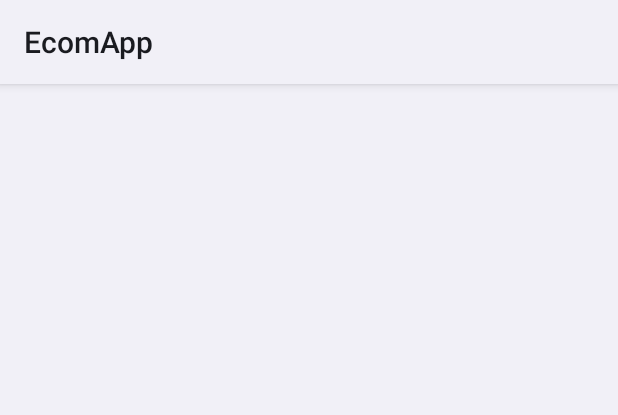
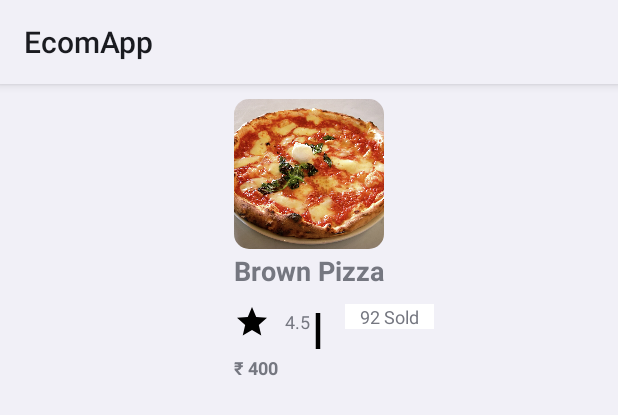
Before and after one commit to abhas1102/Ecom-app, an Android app: the layout item_layout.xml on its own in the app's theme, with its tools: preview values and no code run, on a phone screen of 412 x 824 dp. Shown: the top 415 px of the screen. Run offline under Robolectric (Android 15) with nearby library versions, the phone set to English and light mode, and no system bars.

Commit message:
Prepared layout for product listing

```diff
--- /dev/null
+++ b/app/src/main/java/com/example/ecomapp/model/ProductDataModel.kt
@@ -0,0 +1,8 @@
+package com.example.ecomapp.model
+
+
+data class ProductDataModel(val title:String, val description: String, val price:Int,
+                   val category:CategoryModel, val images:Array<String>)
+
+
+data class CategoryModel(val name: String)
--- /dev/null
+++ b/app/src/main/java/com/example/ecomapp/viewmodel/HomeFragmentViewModel.kt
@@ -0,0 +1,8 @@
+package com.example.ecomapp.viewmodel
+
+import androidx.lifecycle.ViewModel
+
+class HomeFragmentViewModel:ViewModel() {
+
+
+}
--- /dev/null
+++ b/app/src/main/res/drawable/gray_rectangle.xml
@@ -0,0 +1,6 @@
+<?xml version="1.0" encoding="utf-8"?>
+<shape xmlns:android="http://schemas.android.com/apk/res/android"
+    android:shape="rectangle">
+    <solid android:color="@color/white"/>
+
+</shape>
--- /dev/null
+++ b/app/src/main/res/drawable/ic_baseline_star_24.xml
@@ -0,0 +1,5 @@
+<vector android:height="24dp" android:tint="#000000"
+    android:viewportHeight="24" android:viewportWidth="24"
+    android:width="24dp" xmlns:android="http://schemas.android.com/apk/res/android">
+    <path android:fillColor="@android:color/white" android:pathData="M12,17.27L18.18,21l-1.64,-7.03L22,9.24l-7.19,-0.61L12,2 9.19,8.63 2,9.24l5.46,4.73L5.82,21z"/>
+</vector>
--- /dev/null
+++ b/app/src/main/res/drawable/ic_line.xml
@@ -0,0 +1,6 @@
+<vector android:height="36dp" android:tint="#000000"
+    android:viewportHeight="24" android:viewportWidth="24"
+    android:width="36dp" xmlns:android="http://schemas.android.com/apk/res/android">
+    <path android:fillColor="@android:color/white"
+        android:fillType="evenOdd" android:pathData="M4,11h16v2h-16z"/>
+</vector>
--- a/app/src/main/res/layout/fragment_home.xml
+++ b/app/src/main/res/layout/fragment_home.xml
@@ -1,7 +1,10 @@
 <?xml version="1.0" encoding="utf-8"?>
-<androidx.constraintlayout.widget.ConstraintLayout xmlns:android="http://schemas.android.com/apk/res/android"
+<ScrollView xmlns:android="http://schemas.android.com/apk/res/android"
     xmlns:app="http://schemas.android.com/apk/res-auto"
     xmlns:tools="http://schemas.android.com/tools"
+    android:layout_width="match_parent"
+    android:layout_height="match_parent">
+<androidx.constraintlayout.widget.ConstraintLayout
     android:layout_width="match_parent"
     android:layout_height="match_parent"
     tools:context=".view.HomeFragment">
@@ -337,10 +340,26 @@
                 app:layout_constraintStart_toEndOf="@id/popular_furniture"
                 app:layout_constraintTop_toTopOf="parent"/>
         </androidx.constraintlayout.widget.ConstraintLayout>
+    </HorizontalScrollView>
+
+    <androidx.recyclerview.widget.RecyclerView
+        android:id="@+id/product_recycler_view"
+        android:layout_width="wrap_content"
+        android:layout_height="wrap_content"
+        app:layoutManager="androidx.recyclerview.widget.GridLayoutManager"
+        app:layout_constraintTop_toBottomOf="@id/scroll_view"
+        app:layout_constraintStart_toStartOf="parent"
+        app:layout_goneMarginStart="10dp"
+        android:layout_marginTop="10dp"
+        app:spanCount="2"
+        android:orientation="vertical"
+        tools:listitem="@layout/item_layout"
+        android:layout_marginStart="10dp"/>
 
 
-    </HorizontalScrollView>
+
 
 
 
 </androidx.constraintlayout.widget.ConstraintLayout>
+</ScrollView>
--- a/app/src/main/res/layout/item_layout.xml
+++ b/app/src/main/res/layout/item_layout.xml
@@ -1,8 +1,86 @@
 <?xml version="1.0" encoding="utf-8"?>
 <androidx.constraintlayout.widget.ConstraintLayout xmlns:android="http://schemas.android.com/apk/res/android"
+    xmlns:app="http://schemas.android.com/apk/res-auto"
     android:layout_width="match_parent"
-    android:layout_height="match_parent">
+    android:layout_height="wrap_content">
 
+    <com.google.android.material.imageview.ShapeableImageView
+        android:id="@+id/product_image"
+        android:layout_width="100dp"
+        android:layout_height="100dp"
+        android:layout_marginStart="10dp"
+        android:layout_marginTop="10dp"
+        android:layout_marginEnd="10dp"
+        android:scaleType="centerCrop"
+        app:layout_constraintEnd_toEndOf="parent"
+        app:layout_constraintStart_toStartOf="parent"
+        app:layout_constraintTop_toTopOf="parent"
+        app:shapeAppearanceOverlay="@style/roundedImageView"
+        app:srcCompat="@drawable/pizza" />
+
+    <TextView
+        android:id="@+id/product_title"
+        android:layout_width="wrap_content"
+        android:layout_height="wrap_content"
+        android:layout_marginTop="2dp"
+        android:text="Brown Pizza"
+        android:textSize="18sp"
+        android:textStyle="bold"
+        app:layout_constraintStart_toStartOf="@id/product_image"
+        app:layout_constraintTop_toBottomOf="@id/product_image" />
+
+    <TextView
+        android:id="@+id/text_star"
+        android:layout_width="wrap_content"
+        android:layout_height="wrap_content"
+        android:layout_marginTop="10dp"
+        android:drawableLeft="@drawable/ic_baseline_star_24"
+        android:drawablePadding="10dp"
+        android:gravity="center"
+        android:text="4.5"
+        android:textSize="12sp"
+        app:layout_constraintHorizontal_bias="0.5"
+        app:layout_constraintStart_toStartOf="@id/product_title"
+        app:layout_constraintTop_toBottomOf="@id/product_title" />
+
+    <ImageView
+        android:id="@+id/line"
+        android:layout_width="wrap_content"
+        android:layout_height="wrap_content"
+        android:layout_marginStart="20dp"
+        android:layout_marginTop="10dp"
+        android:rotation="90"
+        android:src="@drawable/ic_line"
+        app:layout_constraintEnd_toStartOf="@+id/text_sold"
+        app:layout_constraintHorizontal_bias="0.5"
+        app:layout_constraintStart_toEndOf="@+id/text_star"
+        app:layout_constraintTop_toBottomOf="@id/product_title" />
+
+    <TextView
+        android:id="@+id/text_sold"
+        android:layout_width="wrap_content"
+        android:layout_height="wrap_content"
+        android:layout_marginTop="10dp"
+        android:text="92 Sold"
+        android:background="@drawable/gray_rectangle"
+        android:textSize="12sp"
+        android:paddingLeft="10dp"
+        android:paddingRight="10dp"
+        app:layout_constraintEnd_toEndOf="@id/product_image"
+        app:layout_constraintHorizontal_bias="0.5"
+        app:layout_constraintStart_toEndOf="@+id/line"
+        app:layout_constraintTop_toBottomOf="@id/product_title" />
+
+    <TextView
+        android:id="@+id/price_amount"
+        android:layout_width="wrap_content"
+        android:layout_height="wrap_content"
+        android:text="\u20B9 400"
+        android:textSize="12sp"
+        app:layout_constraintTop_toBottomOf="@id/text_star"
+        app:layout_constraintStart_toStartOf="@id/text_star"
+        android:layout_marginTop="10dp"
+        android:textStyle="bold"/>
 
 
 
```
